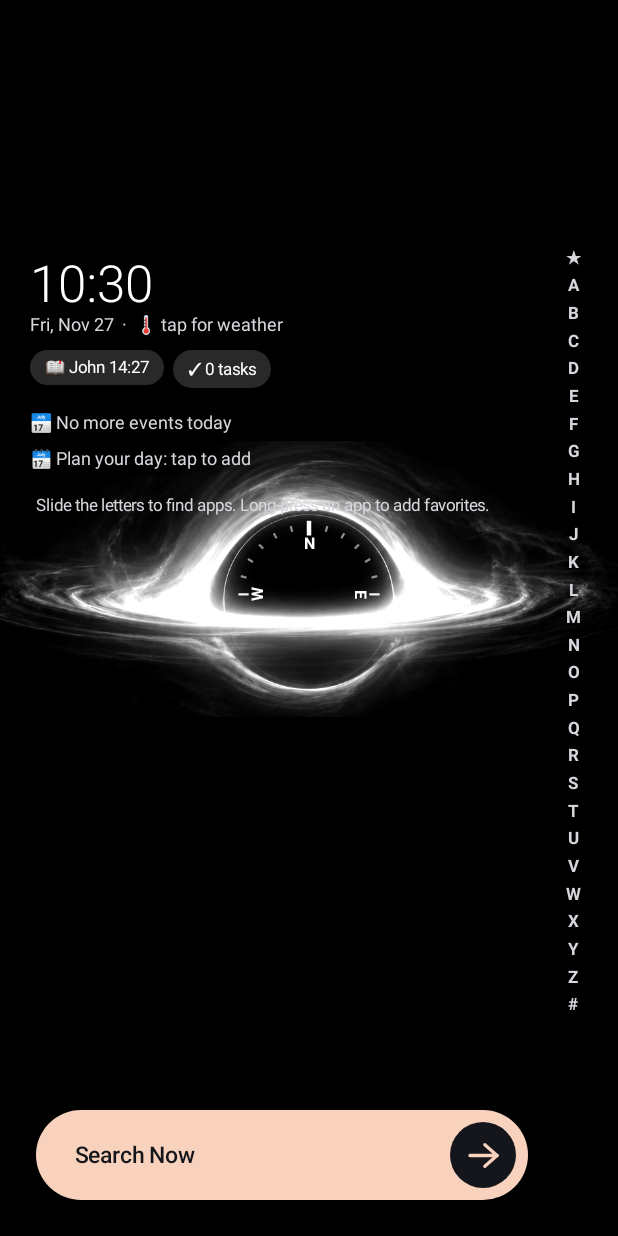
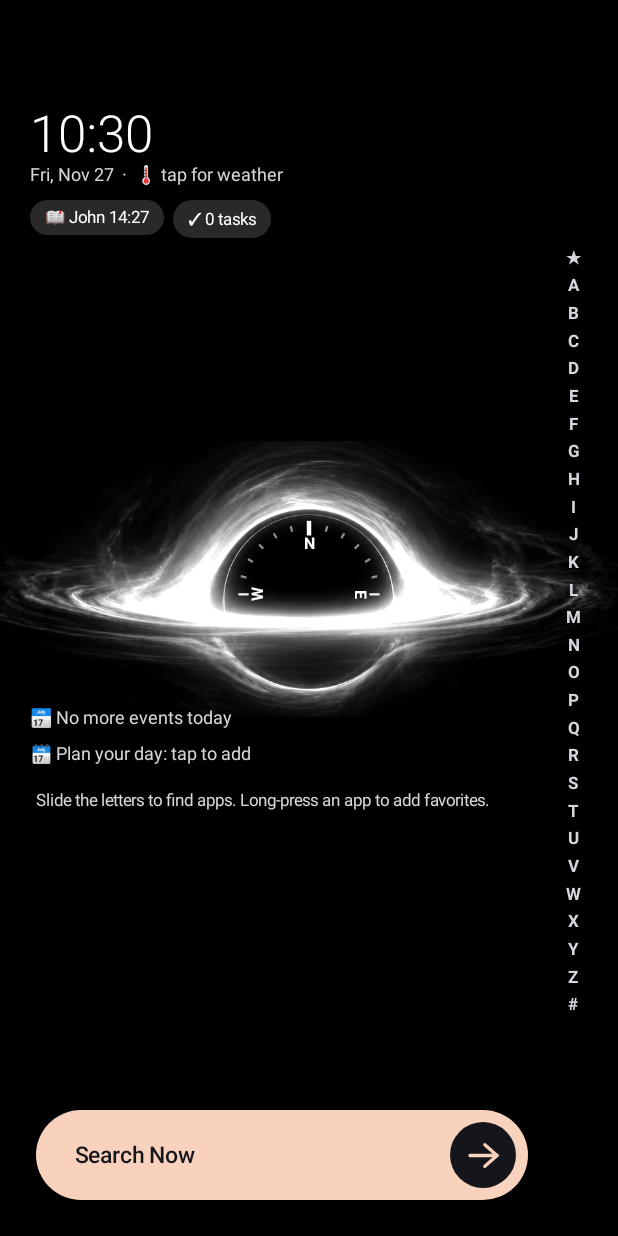
Before and after one commit to njcprediction29-web/ledge., an Android app built with Jetpack Compose: the MainActivity screen opened directly, with no data from a screen before it, on a phone screen of 412 x 824 dp. Run offline under Robolectric (Android 15) with nearby library versions, the phone set to English and light mode, and no system bars; pictures from the network do not load.

Commit message:
Update MainActivity.kt

```diff
--- a/app/src/main/java/com/ledge/launcher/MainActivity.kt
+++ b/app/src/main/java/com/ledge/launcher/MainActivity.kt
@@ -248,7 +248,7 @@ fun Home(s: Store) {
     val left = s.i("side") == 1
     val icon = s.i("icon")
     val clean = s.i("clean") == 1
-    val homeTop = floatArrayOf(14f, 90f, 170f)[s.i("hy").coerceIn(0, 2)].dp
+    val homeTop = floatArrayOf(14f, 40f, 70f)[s.i("hy").coerceIn(0, 2)].dp
     val showN = s.i("sn") == 1 && !clean
     val wp = s.i("wp")
     val wb = if (overlay) Modifier.blur(18.dp, BlurredEdgeTreatment.Unbounded) else Modifier
@@ -290,6 +290,7 @@ BlackHoleBackground()
                                         HeaderBlock(s, pal, { locL.launch(Manifest.permission.ACCESS_COARSE_LOCATION) },
                                             { settingsOpen = true }, { verseOpen = true }, { todoOpen = true })
                                     }
+                                    item(key = "bhgap") { Spacer(Modifier.height((LocalConfiguration.current.screenHeightDp * 0.36f).dp)) }
                                 }
                                 "calendar" -> {
                                     if (!clean && s.i("hc") == 0) item(key = "cal") { CalendarBox(pal) }
```
